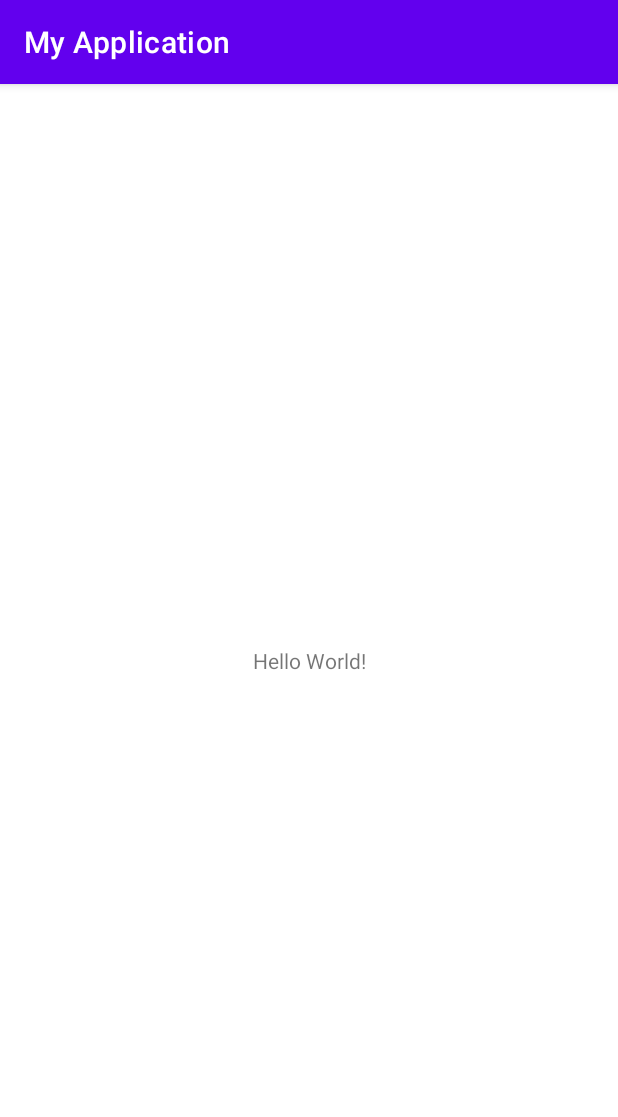
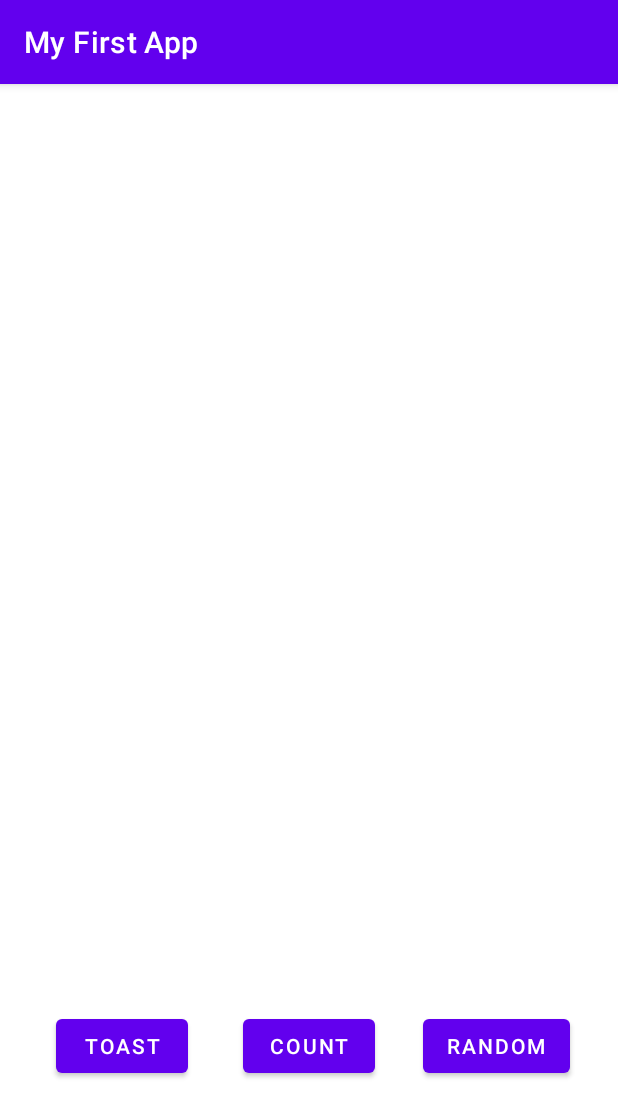
Before and after one commit to BCSDLab-Android-Beginner-22-1/BCSD-Beginnar-leedohyung28, an Android app: the screen it shows after launch (MainActivity), on a phone screen of 412 x 824 dp. Shown: the top 1117 px of the screen. Run offline under Robolectric (Android 15) with nearby library versions, the phone set to English and light mode, and no system bars.

Commit message:
Assignment4
22.05.02

```diff
--- a/app/build.gradle
+++ b/app/build.gradle
@@ -1,14 +1,15 @@
 plugins {
     id 'com.android.application'
     id 'org.jetbrains.kotlin.android'
+    id 'kotlin-android-extensions'
 }
 
 android {
     compileSdk 32
 
     defaultConfig {
-        applicationId "com.example.myapplication"
-        minSdk 22
+        applicationId "com.example.toast_bcsd_android"
+        minSdk 21
         targetSdk 32
         versionCode 1
         versionName "1.0"
--- a/app/src/main/AndroidManifest.xml
+++ b/app/src/main/AndroidManifest.xml
@@ -1,6 +1,6 @@
 <?xml version="1.0" encoding="utf-8"?>
 <manifest xmlns:android="http://schemas.android.com/apk/res/android"
-    package="com.example.myapplication">
+    package="com.example.toast_bcsd_android">
 
     <application
         android:allowBackup="true"
@@ -8,7 +8,9 @@
         android:label="@string/app_name"
         android:roundIcon="@mipmap/ic_launcher_round"
         android:supportsRtl="true"
-        android:theme="@style/Theme.MyApplication">
+        android:theme="@style/Theme.Toast_BCSD_Android">
+        <activity android:name=".SecondActivity"
+            />
         <activity
             android:name=".MainActivity"
             android:exported="true">
--- /dev/null
+++ b/app/src/main/java/com/example/toast_bcsd_android/MainActivity.kt
@@ -0,0 +1,37 @@
+package com.example.toast_bcsd_android
+
+import android.content.Intent
+import androidx.appcompat.app.AppCompatActivity
+import android.os.Bundle
+import android.widget.Toast
+import android.widget.TextView
+import kotlinx.android.synthetic.main.activity_main.*
+import kotlinx.android.synthetic.main.activity_second.*
+import org.w3c.dom.Text
+
+class MainActivity : AppCompatActivity() {
+    override fun onCreate(savedInstanceState: Bundle?) {
+        super.onCreate(savedInstanceState)
+        setContentView(R.layout.activity_main)
+
+        button_toast.setOnClickListener {
+            Toast.makeText(this@MainActivity, "Toast Message", Toast.LENGTH_SHORT).show()
+        }
+
+        var counter : Int = 0;
+
+        button_count.setOnClickListener {
+            counter++
+            text_count.text = "$counter"
+        }
+
+        button_random.setOnClickListener {
+            counter = (0..counter).random()
+            text_briefing.text = "Here is a random number between 0 and $counter"
+            text_count2.text = "$counter"
+            val intent = Intent(this,SecondActivity::class.java)
+            startActivity(intent)
+        }
+    }
+
+}
--- a/app/src/main/res/layout/activity_main.xml
+++ b/app/src/main/res/layout/activity_main.xml
@@ -6,13 +6,47 @@
     android:layout_height="match_parent"
     tools:context=".MainActivity">
 
-    <TextView
+    <Button
+        android:id="@+id/button_toast"
         android:layout_width="wrap_content"
         android:layout_height="wrap_content"
-        android:text="Hello World!"
+        android:text="TOAST"
         app:layout_constraintBottom_toBottomOf="parent"
-        app:layout_constraintLeft_toLeftOf="parent"
-        app:layout_constraintRight_toRightOf="parent"
+        app:layout_constraintEnd_toStartOf="@+id/button_count"
+        app:layout_constraintStart_toStartOf="parent"
+        app:layout_constraintTop_toTopOf="parent"
+        app:layout_constraintVertical_bias="0.857" />
+
+    <Button
+        android:id="@+id/button_count"
+        android:layout_width="wrap_content"
+        android:layout_height="wrap_content"
+        android:text="COUNT"
+        app:layout_constraintBottom_toBottomOf="parent"
+        app:layout_constraintEnd_toEndOf="parent"
+        app:layout_constraintStart_toStartOf="parent"
+        app:layout_constraintTop_toTopOf="parent"
+        app:layout_constraintVertical_bias="0.857" />
+
+    <Button
+        android:id="@+id/button_random"
+        android:layout_width="wrap_content"
+        android:layout_height="wrap_content"
+        android:text="RANDOM"
+        app:layout_constraintBottom_toBottomOf="parent"
+        app:layout_constraintEnd_toEndOf="parent"
+        app:layout_constraintStart_toEndOf="@+id/button_count"
+        app:layout_constraintTop_toTopOf="parent"
+        app:layout_constraintVertical_bias="0.857" />
+
+    <TextView
+        android:id="@+id/text_count"
+        android:layout_width="wrap_content"
+        android:layout_height="wrap_content"
+        android:textSize="100sp"
+        app:layout_constraintBottom_toTopOf="@+id/button_count"
+        app:layout_constraintEnd_toEndOf="parent"
+        app:layout_constraintStart_toStartOf="parent"
         app:layout_constraintTop_toTopOf="parent" />
 
 </androidx.constraintlayout.widget.ConstraintLayout>
--- a/app/src/main/res/values-night/themes.xml
+++ b/app/src/main/res/values-night/themes.xml
@@ -1,6 +1,6 @@
 <resources xmlns:tools="http://schemas.android.com/tools">
     <!-- Base application theme. -->
-    <style name="Theme.MyApplication" parent="Theme.MaterialComponents.DayNight.DarkActionBar">
+    <style name="Theme.Toast_BCSD_Android" parent="Theme.MaterialComponents.DayNight.DarkActionBar">
         <!-- Primary brand color. -->
         <item name="colorPrimary">@color/purple_200</item>
         <item name="colorPrimaryVariant">@color/purple_700</item>
--- a/app/src/main/res/values/strings.xml
+++ b/app/src/main/res/values/strings.xml
@@ -1,3 +1,3 @@
 <resources>
-    <string name="app_name">My Application</string>
+    <string name="app_name">My First App</string>
 </resources>
--- a/app/src/main/res/values/themes.xml
+++ b/app/src/main/res/values/themes.xml
@@ -1,6 +1,6 @@
 <resources xmlns:tools="http://schemas.android.com/tools">
     <!-- Base application theme. -->
-    <style name="Theme.MyApplication" parent="Theme.MaterialComponents.DayNight.DarkActionBar">
+    <style name="Theme.Toast_BCSD_Android" parent="Theme.MaterialComponents.DayNight.DarkActionBar">
         <!-- Primary brand color. -->
         <item name="colorPrimary">@color/purple_500</item>
         <item name="colorPrimaryVariant">@color/purple_700</item>
--- a/build.gradle
+++ b/build.gradle
@@ -1,7 +1,7 @@
 // Top-level build file where you can add configuration options common to all sub-projects/modules.
 plugins {
-    id 'com.android.application' version '7.1.3' apply false
-    id 'com.android.library' version '7.1.3' apply false
+    id 'com.android.application' version '7.1.2' apply false
+    id 'com.android.library' version '7.1.2' apply false
     id 'org.jetbrains.kotlin.android' version '1.6.21' apply false
 }
 
--- a/settings.gradle
+++ b/settings.gradle
@@ -12,5 +12,5 @@ dependencyResolutionManagement {
         mavenCentral()
     }
 }
-rootProject.name = "My Application"
+rootProject.name = "Toast_BCSD_Android"
 include ':app'
```
Also changed, not shown: app/src/main/java/com/example/toast_bcsd_android/SecondActivity.kt (added, +11 -0 lines), app/src/main/res/layout/activity_second.xml (added, +28 -0 lines), gradle/wrapper/gradle-wrapper.properties, 2 other files.
